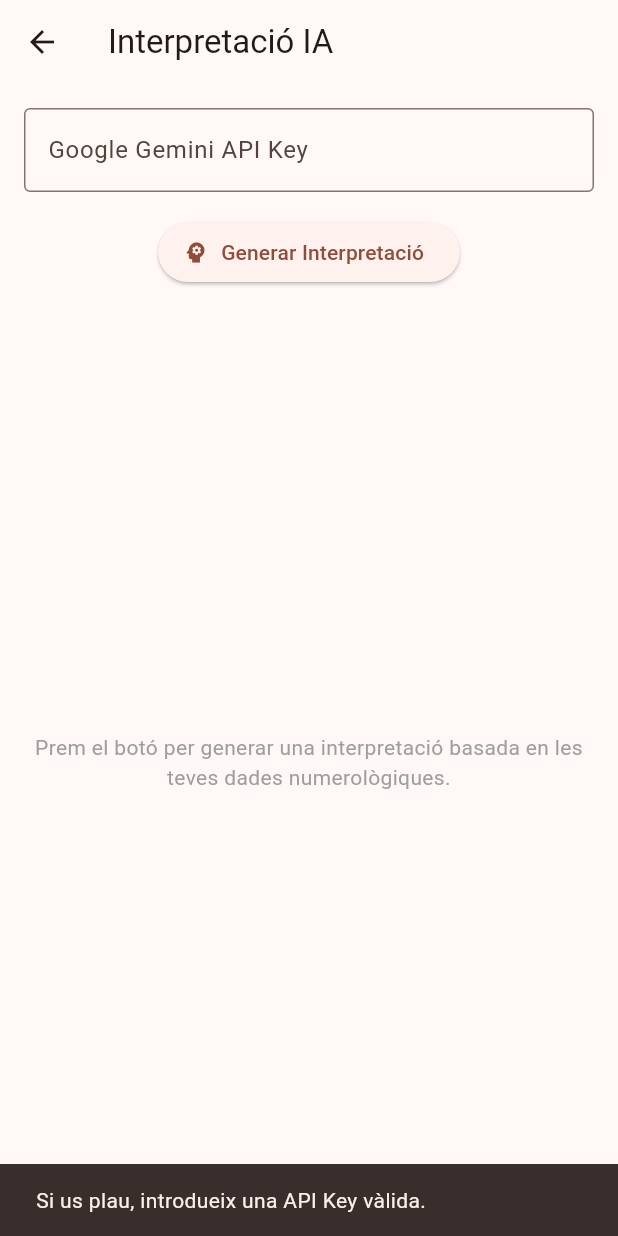
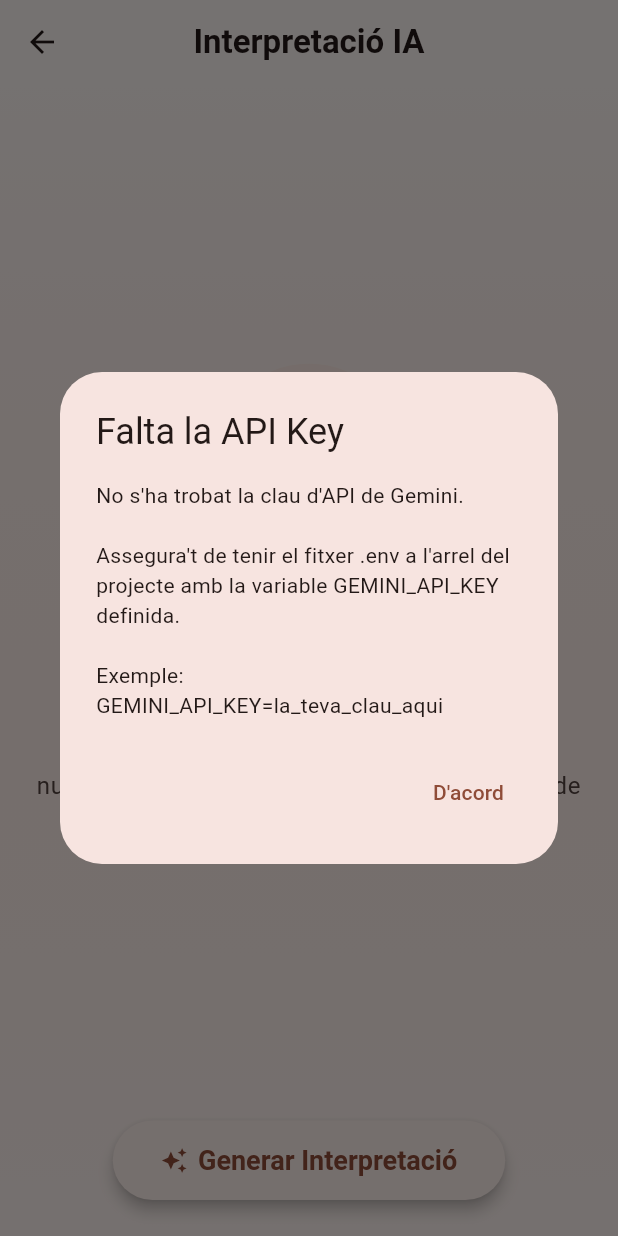
Before and after one commit to 7daviid7/NumerologiaFlutter, a Flutter app: the AIInterpretationPage screen opened directly, after a tap on "Generar Interpretació", on a phone screen of 412 x 824 dp. Run offline on Flutter 3.47's test engine with Material 3 defaults, Android fonts, the phone set to English and light mode, and no system bars; our stand-ins replace cloud_firestore, diacritic, firebase_core, flutter_markdown, flutter_svg, pdf and 1 more; accounts and stored records are empty.

Commit message:
base de dades creada, refactor de la resposta de la ia i entorn migrat de vsc.

```diff
--- a/lib/pages/ai_interpretation_page.dart
+++ b/lib/pages/ai_interpretation_page.dart
@@ -3,6 +3,8 @@ import 'package:provider/provider.dart';
 import 'package:flutter_markdown/flutter_markdown.dart';
 import '../models/data_model.dart';
 import '../services/gemini_service.dart';
+
+import '../services/history_service.dart';
 
 class AIInterpretationPage extends StatefulWidget {
   @override
@@ -12,19 +14,26 @@ class AIInterpretationPage extends StatefulWidget {
 class _AIInterpretationPageState extends State<AIInterpretationPage> {
   String? _interpretation;
   bool _isLoading = false;
-  // TODO: Replace with a secure way to handle API keys or input from user
-  final TextEditingController _apiKeyController = TextEditingController();
-
-  @override
-  void dispose() {
-    _apiKeyController.dispose();
-    super.dispose();
-  }
 
   Future<void> _generateInterpretation() async {
-    if (_apiKeyController.text.isEmpty) {
-      ScaffoldMessenger.of(context).showSnackBar(
-        SnackBar(content: Text('Si us plau, introdueix una API Key vàlida.')),
+    const apiKey = String.fromEnvironment('GEMINI_API_KEY');
+    print(
+        'DEBUG: API Key status: ${apiKey.isEmpty ? "BUIDA" : "TROBADA (${apiKey.substring(0, 3)}...)"}');
+
+    if (apiKey.isEmpty) {
+      showDialog(
+        context: context,
+        builder: (context) => AlertDialog(
+          title: Text('Falta la API Key'),
+          content: Text(
+              'No s\'ha trobat la clau d\'API de Gemini. \n\nAssegura\'t de tenir el fitxer .env a l\'arrel del projecte amb la variable GEMINI_API_KEY definida.\n\nExemple:\nGEMINI_API_KEY=la_teva_clau_aqui'),
+          actions: [
+            TextButton(
+              onPressed: () => Navigator.pop(context),
+              child: Text('D\'acord'),
+            ),
+          ],
+        ),
       );
       return;
     }
@@ -36,8 +45,16 @@ class _AIInterpretationPageState extends State<AIInterpretationPage> {
 
     try {
       final dataModel = Provider.of<DataModel>(context, listen: false);
-      final service = GeminiService(apiKey: _apiKeyController.text);
+      final service = GeminiService(apiKey: apiKey);
       final result = await service.interpretData(dataModel.toJson());
+
+      // Guardar a Firestore
+      final historyService = HistoryService();
+      await historyService.saveInterpretation(
+        fullName: dataModel.name,
+        birthDate: dataModel.date,
+        interpretation: result,
+      );
 
       setState(() {
         _interpretation = result;
@@ -55,51 +72,182 @@ class _AIInterpretationPageState extends State<AIInterpretationPage> {
 
   @override
   Widget build(BuildContext context) {
+    final theme = Theme.of(context);
+
     return Scaffold(
       appBar: AppBar(
-        title: Text('Interpretació IA'),
+        title: Text('Interpretació IA',
+            style: TextStyle(fontWeight: FontWeight.bold)),
+        centerTitle: true,
+        backgroundColor: theme.colorScheme.surface,
+        foregroundColor: theme.colorScheme.onSurface,
+        elevation: 0,
       ),
-      body: Padding(
-        padding: const EdgeInsets.all(16.0),
+      body: Container(
+        decoration: BoxDecoration(
+          gradient: LinearGradient(
+            begin: Alignment.topCenter,
+            end: Alignment.bottomCenter,
+            colors: [
+              theme.colorScheme.surface,
+              theme.colorScheme.primaryContainer.withOpacity(0.1),
+            ],
+          ),
+        ),
+        child: Padding(
+          padding: const EdgeInsets.all(24.0),
+          child: Column(
+            crossAxisAlignment: CrossAxisAlignment.stretch,
+            children: [
+              if (_isLoading)
+                _buildLoadingState(theme)
+              else if (_interpretation == null)
+                _buildEmptyState(theme)
+              else
+                _buildResultState(theme),
+              SizedBox(height: 24),
+              if (!_isLoading)
+                Center(
+                  child: ElevatedButton.icon(
+                    onPressed: _generateInterpretation,
+                    icon: Icon(Icons.auto_awesome),
+                    label: Text(_interpretation == null
+                        ? 'Generar Interpretació'
+                        : 'Regenerar Interpretació'),
+                    style: ElevatedButton.styleFrom(
+                      padding:
+                          EdgeInsets.symmetric(vertical: 16, horizontal: 32),
+                      textStyle:
+                          TextStyle(fontSize: 18, fontWeight: FontWeight.bold),
+                      elevation: 4,
+                      shape: RoundedRectangleBorder(
+                          borderRadius: BorderRadius.circular(30)),
+                    ),
+                  ),
+                ),
+            ],
+          ),
+        ),
+      ),
+    );
+  }
+
+  Widget _buildLoadingState(ThemeData theme) {
+    return Expanded(
+      child: Center(
         child: Column(
+          mainAxisAlignment: MainAxisAlignment.center,
           children: [
-            TextField(
-              controller: _apiKeyController,
-              decoration: InputDecoration(
-                labelText: 'Google Gemini API Key',
-                border: OutlineInputBorder(),
-                hintText: 'Enganxa la teva clau aquí',
+            SizedBox(
+              width: 60,
+              height: 60,
+              child: CircularProgressIndicator(strokeWidth: 4),
+            ),
+            SizedBox(height: 30),
+            Text(
+              'Consultant els astres...',
+              style: theme.textTheme.headlineSmall?.copyWith(
+                color: theme.colorScheme.primary,
+                fontWeight: FontWeight.bold,
               ),
-              obscureText: true,
             ),
-            SizedBox(height: 16),
-            ElevatedButton.icon(
-              onPressed: _isLoading ? null : _generateInterpretation,
-              icon: _isLoading
-                  ? SizedBox(
-                      width: 20,
-                      height: 20,
-                      child: CircularProgressIndicator(strokeWidth: 2))
-                  : Icon(Icons.psychology),
-              label: Text(_isLoading ? 'Generant...' : 'Generar Interpretació'),
-            ),
-            SizedBox(height: 16),
-            Expanded(
-              child: _interpretation == null
-                  ? Center(
-                      child: Text(
-                        'Prem el botó per generar una interpretació basada en les teves dades numerològiques.',
-                        textAlign: TextAlign.center,
-                        style: TextStyle(color: Colors.grey),
-                      ),
-                    )
-                  : SingleChildScrollView(
-                      child: MarkdownBody(data: _interpretation!),
-                    ),
+            SizedBox(height: 10),
+            Text(
+              'La intel·ligència artificial està analitzant els teus números.',
+              style: theme.textTheme.bodyLarge
+                  ?.copyWith(color: theme.colorScheme.onSurfaceVariant),
+              textAlign: TextAlign.center,
             ),
           ],
         ),
       ),
     );
   }
+
+  Widget _buildEmptyState(ThemeData theme) {
+    return Expanded(
+      child: Center(
+        child: Column(
+          mainAxisAlignment: MainAxisAlignment.center,
+          children: [
+            Container(
+              padding: EdgeInsets.all(24),
+              decoration: BoxDecoration(
+                color: theme.colorScheme.primaryContainer.withOpacity(0.3),
+                shape: BoxShape.circle,
+              ),
+              child: Icon(Icons.psychology_alt,
+                  size: 80, color: theme.colorScheme.primary),
+            ),
+            SizedBox(height: 30),
+            Text(
+              'Descobreix el significat ocult',
+              style: theme.textTheme.headlineMedium
+                  ?.copyWith(fontWeight: FontWeight.bold),
+              textAlign: TextAlign.center,
+            ),
+            SizedBox(height: 16),
+            Text(
+              'Prem el botó per obtenir una lectura numerològica detallada basada en el mètode de Martine Coquatrix.',
+              style: theme.textTheme.bodyLarge?.copyWith(
+                color: theme.colorScheme.onSurfaceVariant,
+                fontSize: 16,
+              ),
+              textAlign: TextAlign.center,
+            ),
+          ],
+        ),
+      ),
+    );
+  }
+
+  Widget _buildResultState(ThemeData theme) {
+    return Expanded(
+      child: Card(
+        elevation: 2,
+        shape: RoundedRectangleBorder(borderRadius: BorderRadius.circular(16)),
+        color: theme.colorScheme.surface,
+        child: ClipRRect(
+          borderRadius: BorderRadius.circular(16),
+          child: SingleChildScrollView(
+            padding: EdgeInsets.all(24),
+            child: MarkdownBody(
+              data: _interpretation!,
+              styleSheet: MarkdownStyleSheet(
+                h1: theme.textTheme.headlineMedium?.copyWith(
+                  color: theme.colorScheme.primary,
+                  fontWeight: FontWeight.bold,
+                  height: 1.5,
+                ),
+                h2: theme.textTheme.titleLarge?.copyWith(
+                  color: theme.colorScheme.secondary,
+                  fontWeight: FontWeight.bold,
+                  height: 1.5,
+                ),
+                h3: theme.textTheme.titleMedium?.copyWith(
+                  fontWeight: FontWeight.bold,
+                  height: 1.5,
+                ),
+                p: theme.textTheme.bodyLarge
+                    ?.copyWith(height: 1.6, fontSize: 16),
+                listBullet: theme.textTheme.bodyLarge
+                    ?.copyWith(color: theme.colorScheme.primary),
+                blockquote: theme.textTheme.bodyMedium?.copyWith(
+                  fontStyle: FontStyle.italic,
+                  color: theme.colorScheme.onSurfaceVariant,
+                ),
+                blockquoteDecoration: BoxDecoration(
+                  color: theme.colorScheme.surfaceContainerHighest,
+                  borderRadius: BorderRadius.circular(8),
+                  border: Border(
+                      left: BorderSide(
+                          color: theme.colorScheme.primary, width: 4)),
+                ),
+              ),
+            ),
+          ),
+        ),
+      ),
+    );
+  }
 }
--- a/lib/pages/input_page.dart
+++ b/lib/pages/input_page.dart
@@ -61,6 +61,8 @@ class InputPageState extends State<InputPage> {
               controller: _dateController,
               decoration:
                   InputDecoration(hintText: 'Data de naixement (YYYY-MM-DD)'),
+              readOnly:
+                  true, // Evita que s'obri el teclat i es pugui escriure manualment
               keyboardType: TextInputType.datetime,
               onTap: () {
                 // Evitar que s'obri el teclat
--- a/lib/services/print_preview_dialog.dart
+++ b/lib/services/print_preview_dialog.dart
@@ -27,13 +27,15 @@ class PrintPreviewDialog {
                 mainAxisAlignment: MainAxisAlignment.spaceEvenly,
                 children: [
                   TextButton(
-                    onPressed: () => Navigator.of(context).pop(), // Cancel·la la impressió
+                    onPressed: () =>
+                        Navigator.of(context).pop(), // Cancel·la la impressió
                     child: Text('Cancel·lar'),
                   ),
                   TextButton(
                     onPressed: () async {
                       Navigator.of(context).pop(); // Tanca el diàleg
-                      await _printService.printImage(imageBytes, title); // Imprimeix la imatge
+                      await _printService.printImage(
+                          imageBytes, title); // Imprimeix la imatge
                     },
                     child: Text('Imprimir'),
                   ),
--- a/pubspec.yaml
+++ b/pubspec.yaml
@@ -11,7 +11,7 @@ environment:
 dependencies:
   flutter:
     sdk: flutter
-  printing: ^5.13.2  # Versió actualitzada a la data actual
+  printing: ^5.13.2
   pdf: ^3.11.1      # Versió actualitzada a la data actual
   diacritic: ^0.1.3
   english_words: ^4.0.0
@@ -25,6 +25,8 @@ dependencies:
   intl: ^0.19.0
   http: ^1.6.0
   flutter_markdown: ^0.7.7+1
+  firebase_core: ^3.6.0
+  cloud_firestore: ^5.4.0
 
 
 
```
Also changed, not shown: lib/main.dart (+10 -2 lines), lib/services/history_service.dart (added, +25 -0 lines), lib/services/numerology_calculation_service.dart (+229 -184 lines), lib/services/print_service.dart (+11 -9 lines), lib/firebase_options.dart (added), pubspec.lock, 9 other files.
